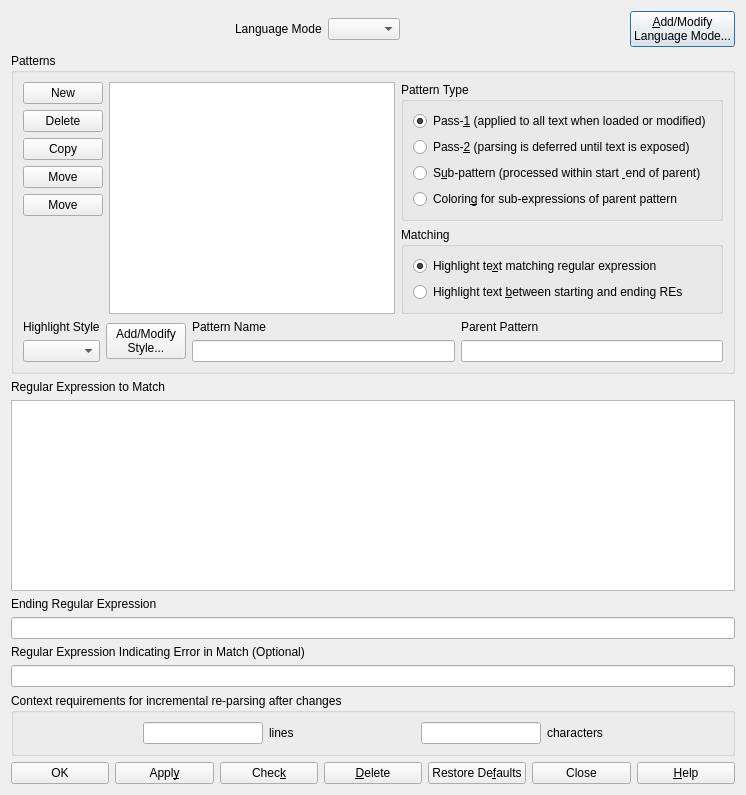
The window that source/ui/DialogSyntaxPatterns.ui (eteran/nedit-ng) describes before a commit, drawn with Qt 5.
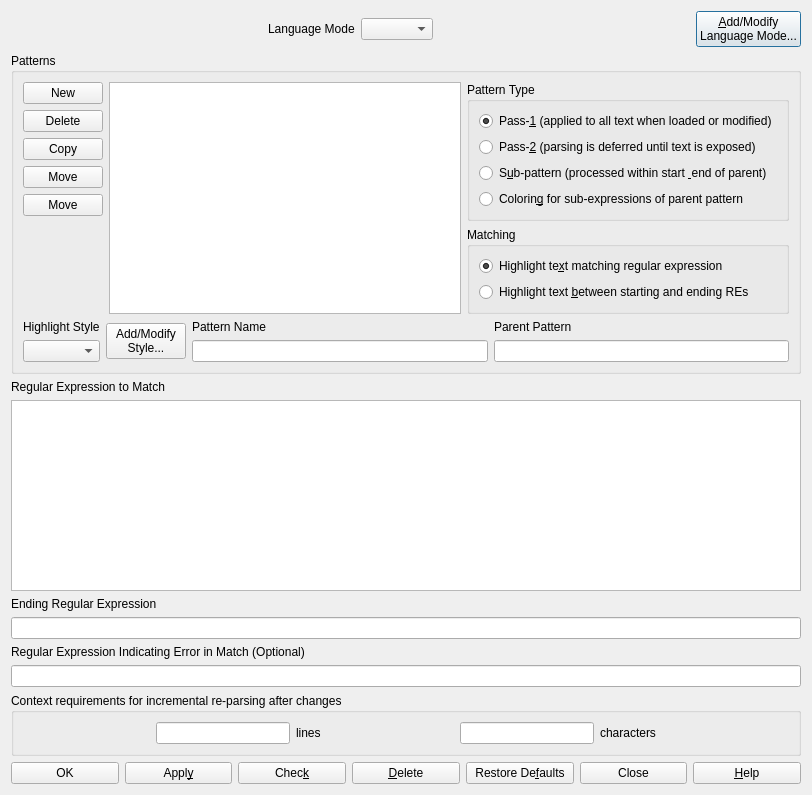
The same window after the commit. Icons and pictures are not drawn.

```diff
--- a/source/ui/DialogSyntaxPatterns.ui
+++ b/source/ui/DialogSyntaxPatterns.ui
@@ -6,7 +6,7 @@
    <rect>
     <x>0</x>
     <y>0</y>
-    <width>746</width>
+    <width>812</width>
     <height>795</height>
    </rect>
   </property>
```
Left out of the diff: 6 changed lines with no effect on the pictures.
